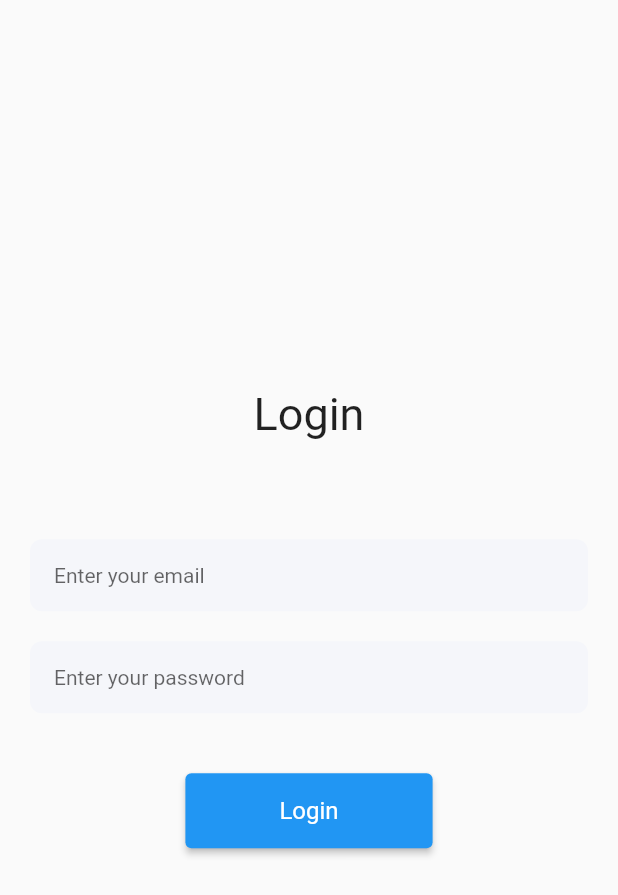
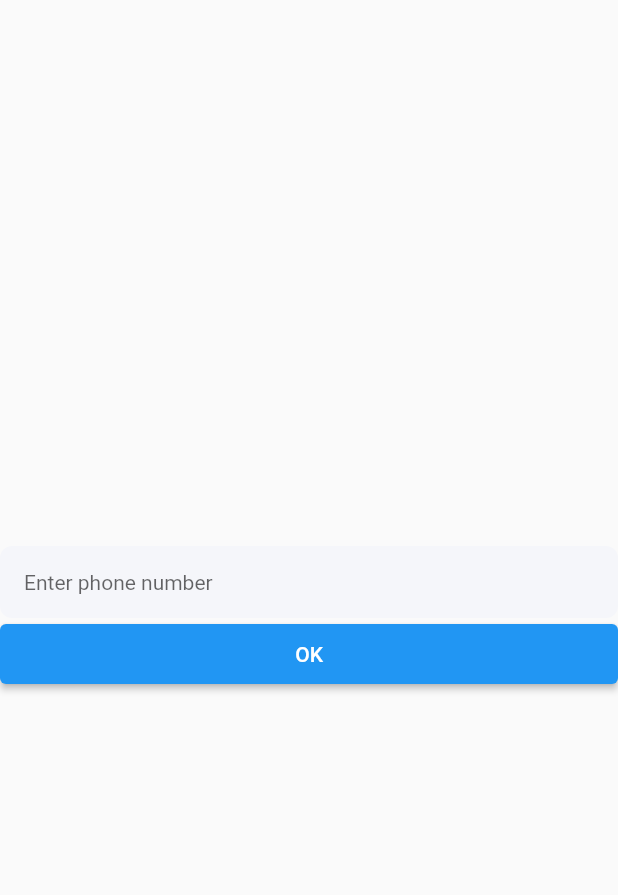
Before and after one commit to yung-coder/Flutter, a Flutter app: the screen it shows after launch, on a phone screen of 412 x 824 dp. Shown: the top 895 px of the screen. Run offline on Flutter 3.47's test engine with Material 2 defaults, Android fonts, the phone set to English and light mode, and no system bars; our stand-ins replace firebase_auth, firebase_core, flutter_riverpod, google_fonts, sqflite, velocity_x; accounts and stored records are empty.

Commit message:
phone sign

```diff
--- a/firebase/lib/main.dart
+++ b/firebase/lib/main.dart
@@ -1,6 +1,7 @@
 import 'package:firebase/firebase_options.dart';
 import 'package:firebase/screen/Signup_email_password.dart';
 import 'package:firebase/screen/login_Screen.dart';
+import 'package:firebase/screen/phone_screen.dart';
 import 'package:firebase_core/firebase_core.dart';
 import 'package:flutter/material.dart';
 
@@ -23,7 +24,7 @@ class MyApp extends StatelessWidget {
       theme: ThemeData(
         primarySwatch: Colors.blue,
       ),
-      home: const  EmailPasswordLogin(),
+      home: const  PhoneScreen(),
     );
   }
 }
--- /dev/null
+++ b/firebase/lib/screen/phone_screen.dart
@@ -0,0 +1,47 @@
+import 'package:firebase/services/firebase_auth.dart';
+import 'package:firebase/widgets/custom_button.dart';
+import 'package:firebase/widgets/custom_textfield.dart';
+import 'package:firebase_auth/firebase_auth.dart';
+import 'package:flutter/material.dart';
+
+class PhoneScreen extends StatefulWidget {
+  static String routeName = '/phone';
+  const PhoneScreen({Key? key}) : super(key: key);
+
+  @override
+  State<PhoneScreen> createState() => _PhoneScreenState();
+}
+
+class _PhoneScreenState extends State<PhoneScreen> {
+  final TextEditingController phoneController = TextEditingController();
+
+  @override
+  void dispose() {
+    super.dispose();
+    phoneController.dispose();
+  }
+
+  void phoneSignIn() {
+    FirebaseAuthMethods(FirebaseAuth.instance)
+        .phoneSignIn(context, phoneController.text);
+  }
+
+  @override
+  Widget build(BuildContext context) {
+    return Scaffold(
+      body: Column(
+        mainAxisAlignment: MainAxisAlignment.center,
+        children: [
+          CustomTextField(
+            controller: phoneController,
+            hintText: 'Enter phone number',
+          ),
+          CustomButton(
+            onTap: phoneSignIn,
+            text: 'OK',
+          ),
+        ],
+      ),
+    );
+  }
+}
```
Also changed, not shown: firebase/lib/services/firebase_auth.dart (+41 -3 lines), firebase/lib/utlis/showOTPDialog.dart (added, +29 -0 lines).
